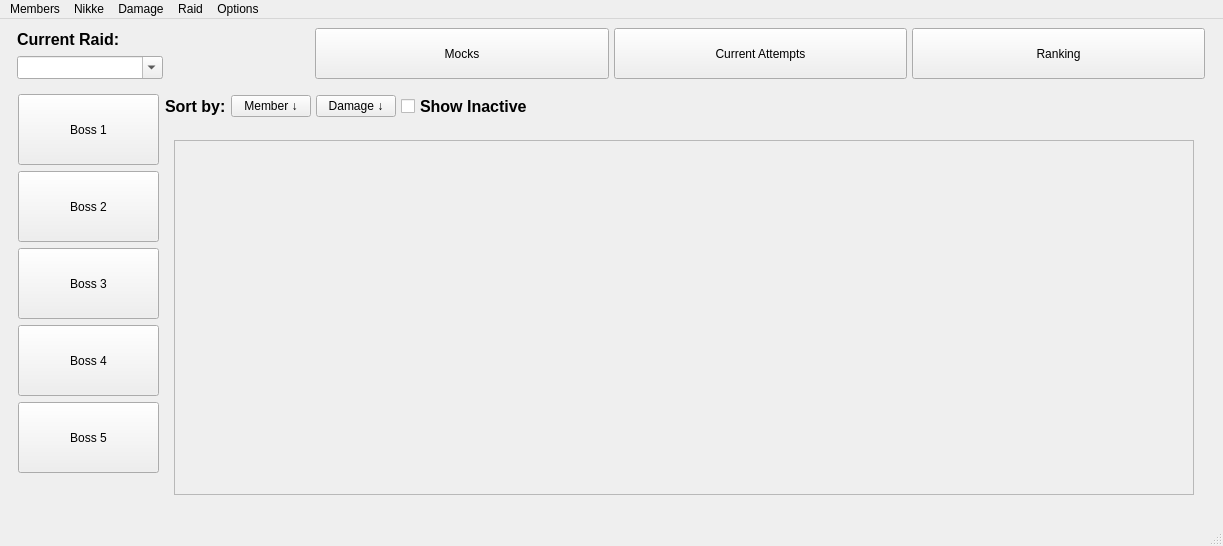
Above: Client/GUI/UI_Files/main_window_redesign.ui from NotMGR/Lib before the change. Below: the same form after it.
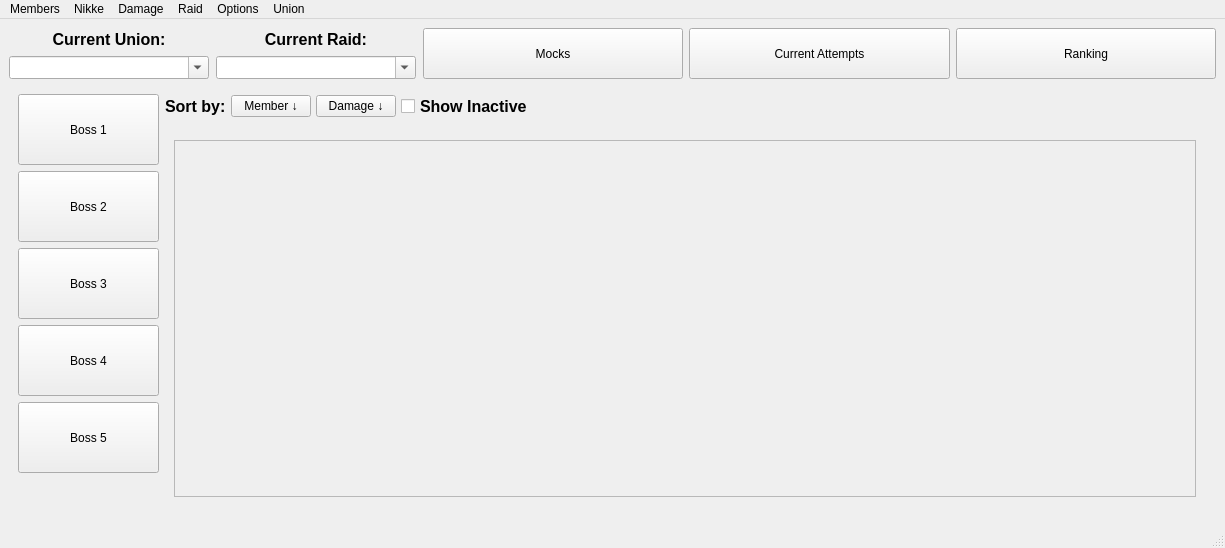
That is the form after the change. The open tabs and pages were chosen to show the change.

Commit message: Added all union dependencies on users, raids and mocks.

Diff of the .ui file:
```diff
--- a/Client/GUI/UI_Files/main_window_redesign.ui
+++ b/Client/GUI/UI_Files/main_window_redesign.ui
@@ -6,8 +6,8 @@
    <rect>
     <x>0</x>
     <y>0</y>
-    <width>1223</width>
-    <height>546</height>
+    <width>1225</width>
+    <height>548</height>
    </rect>
   </property>
   <property name="windowTitle">
@@ -15,7 +15,207 @@
   </property>
   <widget class="QWidget" name="centralwidget">
    <layout class="QGridLayout" name="gridLayout_2">
-    <item row="1" column="0">
+    <item row="0" column="0">
+     <layout class="QVBoxLayout" name="verticalLayout_10">
+      <item>
+       <layout class="QHBoxLayout" name="horizontalLayout">
+        <item>
+         <layout class="QVBoxLayout" name="verticalLayout_4">
+          <property name="spacing">
+           <number>5</number>
+          </property>
+          <property name="sizeConstraint">
+           <enum>QLayout::SizeConstraint::SetFixedSize</enum>
+          </property>
+          <item>
+           <widget class="QLabel" name="current_union_label">
+            <property name="maximumSize">
+             <size>
+              <width>200</width>
+              <height>16777215</height>
+             </size>
+            </property>
+            <property name="layoutDirection">
+             <enum>Qt::LayoutDirection::LeftToRight</enum>
+            </property>
+            <property name="text">
+             <string>&lt;html&gt;&lt;head/&gt;&lt;body&gt;&lt;p align=&quot;center&quot;&gt;&lt;span style=&quot; font-size:12pt; font-weight:700;&quot;&gt;Current Union:&lt;/span&gt;&lt;/p&gt;&lt;/body&gt;&lt;/html&gt;</string>
+            </property>
+           </widget>
+          </item>
+          <item>
+           <layout class="QGridLayout" name="gridLayout_7">
+            <property name="sizeConstraint">
+             <enum>QLayout::SizeConstraint::SetFixedSize</enum>
+            </property>
+            <property name="leftMargin">
+             <number>0</number>
+            </property>
+            <property name="rightMargin">
+             <number>1</number>
+            </property>
+            <property name="horizontalSpacing">
+             <number>0</number>
+            </property>
+            <item row="0" column="0">
+             <widget class="QComboBox" name="select_union_cbox_main">
+              <property name="sizePolicy">
+               <sizepolicy hsizetype="Preferred" vsizetype="Preferred">
+                <horstretch>0</horstretch>
+                <verstretch>0</verstretch>
+               </sizepolicy>
+              </property>
+              <property name="minimumSize">
+               <size>
+                <width>0</width>
+                <height>0</height>
+               </size>
+              </property>
+              <property name="maximumSize">
+               <size>
+                <width>200</width>
+                <height>24</height>
+               </size>
+              </property>
+              <property name="focusPolicy">
+               <enum>Qt::FocusPolicy::WheelFocus</enum>
+              </property>
+              <property name="layoutDirection">
+               <enum>Qt::LayoutDirection::LeftToRight</enum>
+              </property>
+              <property name="editable">
+               <bool>true</bool>
+              </property>
+             </widget>
+            </item>
+           </layout>
+          </item>
+         </layout>
+        </item>
+        <item>
+         <layout class="QVBoxLayout" name="verticalLayout">
+          <property name="spacing">
+           <number>5</number>
+          </property>
+          <property name="sizeConstraint">
+           <enum>QLayout::SizeConstraint::SetFixedSize</enum>
+          </property>
+          <item>
+           <widget class="QLabel" name="Current_Raid_label">
+            <property name="maximumSize">
+             <size>
+              <width>200</width>
+              <height>16777215</height>
+             </size>
+            </property>
+            <property name="layoutDirection">
+             <enum>Qt::LayoutDirection::LeftToRight</enum>
+            </property>
+            <property name="text">
+             <string>&lt;html&gt;&lt;head/&gt;&lt;body&gt;&lt;p align=&quot;center&quot;&gt;&lt;span style=&quot; font-size:12pt; font-weight:700;&quot;&gt;Current Raid:&lt;/span&gt;&lt;/p&gt;&lt;/body&gt;&lt;/html&gt;</string>
+            </property>
+           </widget>
+          </item>
+          <item>
+           <layout class="QGridLayout" name="gridLayout_5">
+            <property name="sizeConstraint">
+             <enum>QLayout::SizeConstraint::SetFixedSize</enum>
+            </property>
+            <property name="leftMargin">
+             <number>0</number>
+            </property>
+            <property name="rightMargin">
+             <number>1</number>
+            </property>
+            <property name="horizontalSpacing">
+             <number>0</number>
+            </property>
+            <item row="0" column="0">
+             <widget class="QComboBox" name="select_raid_cbox_main">
+              <property name="sizePolicy">
+               <sizepolicy hsizetype="Preferred" vsizetype="Preferred">
+                <horstretch>0</horstretch>
+                <verstretch>0</verstretch>
+               </sizepolicy>
+              </property>
+              <property name="minimumSize">
+               <size>
+                <width>0</width>
+                <height>0</height>
+               </size>
+              </property>
+              <property name="maximumSize">
+               <size>
+                <width>200</width>
+                <height>24</height>
+               </size>
+              </property>
+              <property name="focusPolicy">
+               <enum>Qt::FocusPolicy::WheelFocus</enum>
+              </property>
+              <property name="layoutDirection">
+               <enum>Qt::LayoutDirection::LeftToRight</enum>
+              </property>
+              <property name="editable">
+               <bool>true</bool>
+              </property>
+             </widget>
+            </item>
+           </layout>
+          </item>
+         </layout>
+        </item>
+        <item>
+         <widget class="QPushButton" name="mock_home_button">
+          <property name="minimumSize">
+           <size>
+            <width>181</width>
+            <height>51</height>
+           </size>
+          </property>
+          <property name="text">
+           <string>Mocks</string>
+          </property>
+          <property name="role" stdset="0">
+           <string>page_button</string>
+          </property>
+         </widget>
+        </item>
+        <item>
+         <widget class="QPushButton" name="Attempt_tracker_button">
+          <property name="minimumSize">
+           <size>
+            <width>171</width>
+            <height>51</height>
+           </size>
+          </property>
+          <property name="text">
+           <string>Current Attempts</string>
+          </property>
+          <property name="role" stdset="0">
+           <string>page_button</string>
+          </property>
+         </widget>
+        </item>
+        <item>
+         <widget class="QPushButton" name="ranking_button">
+          <property name="minimumSize">
+           <size>
+            <width>181</width>
+            <height>51</height>
+           </size>
+          </property>
+          <property name="text">
+           <string>Ranking</string>
+          </property>
+          <property name="role" stdset="0">
+           <string>page_button</string>
+          </property>
+         </widget>
+        </item>
+       </layout>
+      </item>
+      <item>
      <widget class="QStackedWidget" name="main_stacked_widget">
       <property name="currentIndex">
        <number>0</number>
@@ -253,8 +453,8 @@
                     <rect>
                      <x>0</x>
                      <y>0</y>
-                     <width>98</width>
-                     <height>28</height>
+                       <width>64</width>
+                       <height>18</height>
                     </rect>
                    </property>
                    <layout class="QVBoxLayout" name="verticalLayout_2">
@@ -1167,148 +1367,6 @@
       </widget>
      </widget>
     </item>
-    <item row="0" column="0">
-     <layout class="QHBoxLayout" name="horizontalLayout_2">
-      <property name="spacing">
-       <number>5</number>
-      </property>
-      <property name="sizeConstraint">
-       <enum>QLayout::SizeConstraint::SetFixedSize</enum>
-      </property>
-      <property name="leftMargin">
-       <number>8</number>
-      </property>
-      <property name="rightMargin">
-       <number>9</number>
-      </property>
-      <item>
-       <layout class="QVBoxLayout" name="verticalLayout">
-        <property name="spacing">
-         <number>5</number>
-        </property>
-        <property name="sizeConstraint">
-         <enum>QLayout::SizeConstraint::SetFixedSize</enum>
-        </property>
-        <item>
-         <widget class="QLabel" name="Current_Raid_label">
-          <property name="maximumSize">
-           <size>
-            <width>200</width>
-            <height>16777215</height>
-           </size>
-          </property>
-          <property name="layoutDirection">
-           <enum>Qt::LayoutDirection::LeftToRight</enum>
-          </property>
-          <property name="text">
-           <string>&lt;html&gt;&lt;head/&gt;&lt;body&gt;&lt;p&gt;&lt;span style=&quot; font-size:12pt; font-weight:700;&quot;&gt;Current Raid:&lt;/span&gt;&lt;/p&gt;&lt;/body&gt;&lt;/html&gt;</string>
-          </property>
-         </widget>
-        </item>
-        <item>
-         <layout class="QGridLayout" name="gridLayout_5">
-          <property name="sizeConstraint">
-           <enum>QLayout::SizeConstraint::SetFixedSize</enum>
-          </property>
-          <property name="leftMargin">
-           <number>0</number>
-          </property>
-          <property name="rightMargin">
-           <number>1</number>
-          </property>
-          <property name="horizontalSpacing">
-           <number>0</number>
-          </property>
-          <item row="0" column="0">
-           <widget class="QComboBox" name="select_raid_cbox_main">
-            <property name="sizePolicy">
-             <sizepolicy hsizetype="Preferred" vsizetype="Preferred">
-              <horstretch>0</horstretch>
-              <verstretch>0</verstretch>
-             </sizepolicy>
-            </property>
-            <property name="minimumSize">
-             <size>
-              <width>0</width>
-              <height>0</height>
-             </size>
-            </property>
-            <property name="maximumSize">
-             <size>
-              <width>200</width>
-              <height>24</height>
-             </size>
-            </property>
-            <property name="focusPolicy">
-             <enum>Qt::FocusPolicy::WheelFocus</enum>
-            </property>
-            <property name="layoutDirection">
-             <enum>Qt::LayoutDirection::LeftToRight</enum>
-            </property>
-            <property name="editable">
-             <bool>true</bool>
-            </property>
-           </widget>
-          </item>
-          <item row="0" column="1">
-           <widget class="QLabel" name="spacing_label_2">
-            <property name="text">
-             <string/>
-            </property>
-           </widget>
-          </item>
-         </layout>
-        </item>
-       </layout>
-      </item>
-      <item>
-       <widget class="QPushButton" name="mock_home_button">
-        <property name="minimumSize">
-         <size>
-          <width>181</width>
-          <height>51</height>
-         </size>
-        </property>
-        <property name="text">
-         <string>Mocks</string>
-        </property>
-        <property name="role" stdset="0">
-         <string>page_button</string>
-        </property>
-       </widget>
-      </item>
-      <item>
-       <widget class="QPushButton" name="Attempt_tracker_button">
-        <property name="minimumSize">
-         <size>
-          <width>171</width>
-          <height>51</height>
-         </size>
-        </property>
-        <property name="text">
-         <string>Current Attempts</string>
-        </property>
-        <property name="role" stdset="0">
-         <string>page_button</string>
-        </property>
-       </widget>
-      </item>
-      <item>
-       <widget class="QPushButton" name="ranking_button">
-        <property name="minimumSize">
-         <size>
-          <width>181</width>
-          <height>51</height>
-         </size>
-        </property>
-        <property name="text">
-         <string>Ranking</string>
-        </property>
-        <property name="role" stdset="0">
-         <string>page_button</string>
-        </property>
-       </widget>
-      </item>
      </layout>
     </item>
    </layout>
@@ -1318,7 +1376,7 @@
     <rect>
      <x>0</x>
      <y>0</y>
-     <width>1223</width>
+     <width>1225</width>
      <height>21</height>
     </rect>
    </property>
@@ -1357,11 +1415,19 @@
     </property>
     <addaction name="actionServer"/>
    </widget>
+   <widget class="QMenu" name="menuUnion">
+    <property name="title">
+     <string>Union</string>
+    </property>
+    <addaction name="actionAdd_Union"/>
+    <addaction name="actionEdit_Union"/>
+   </widget>
    <addaction name="menuMembers"/>
    <addaction name="menuAdd"/>
    <addaction name="menudamage"/>
    <addaction name="menuRaid"/>
    <addaction name="menuOptions"/>
+   <addaction name="menuUnion"/>
   </widget>
   <widget class="QStatusBar" name="statusbar"/>
   <action name="actionAdd_Raid">
```
Left out of the diff: 26 changed lines with no effect on the pictures. Lines whose indentation alone changed are shown as unchanged. The commit also changes 29 other files.
